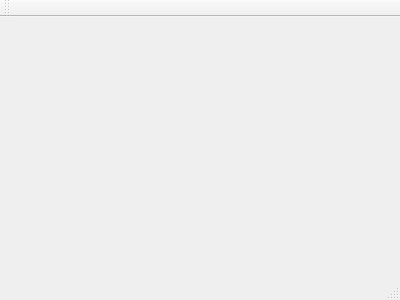
Qt form Scotland_Yard_Project/mainwindow.ui (Tomek3/Scotland-Yard) before a commit.
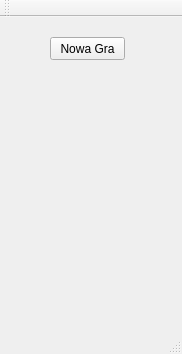
The same form after that commit.

Diff of the .ui file:
```diff
--- a/Scotland_Yard_Project/mainwindow.ui
+++ b/Scotland_Yard_Project/mainwindow.ui
@@ -1,24 +1,43 @@
 <ui version="4.0">
  <class>MainWindow</class>
- <widget class="QMainWindow" name="MainWindow" >
-  <property name="geometry" >
+ <widget class="QMainWindow" name="MainWindow">
+  <property name="geometry">
    <rect>
     <x>0</x>
     <y>0</y>
-    <width>400</width>
-    <height>300</height>
+    <width>182</width>
+    <height>354</height>
    </rect>
   </property>
   <property name="windowTitle" >
    <string>MainWindow</string>
   </property>
-  <widget class="QMenuBar" name="menuBar" />
-  <widget class="QToolBar" name="mainToolBar" />
-  <widget class="QWidget" name="centralWidget" />
-  <widget class="QStatusBar" name="statusBar" />
+  <widget class="QWidget" name="centralWidget">
+   <widget class="QPushButton" name="pushButton">
+    <property name="geometry">
+     <rect>
+      <x>50</x>
+      <y>20</y>
+      <width>75</width>
+      <height>23</height>
+     </rect>
+    </property>
+    <property name="text">
+     <string>Nowa Gra</string>
+    </property>
+   </widget>
+  </widget>
+  <widget class="QToolBar" name="mainToolBar">
+   <attribute name="toolBarArea">
+    <enum>TopToolBarArea</enum>
+   </attribute>
+   <attribute name="toolBarBreak">
+    <bool>false</bool>
+   </attribute>
+  </widget>
+  <widget class="QStatusBar" name="statusBar"/>
  </widget>
- <layoutDefault spacing="6" margin="11" />
- <pixmapfunction></pixmapfunction>
+ <layoutdefault spacing="6" margin="11"/>
  <resources/>
  <connections/>
 </ui>
```
Left out of the diff: 3 changed lines with no effect on the pictures.
